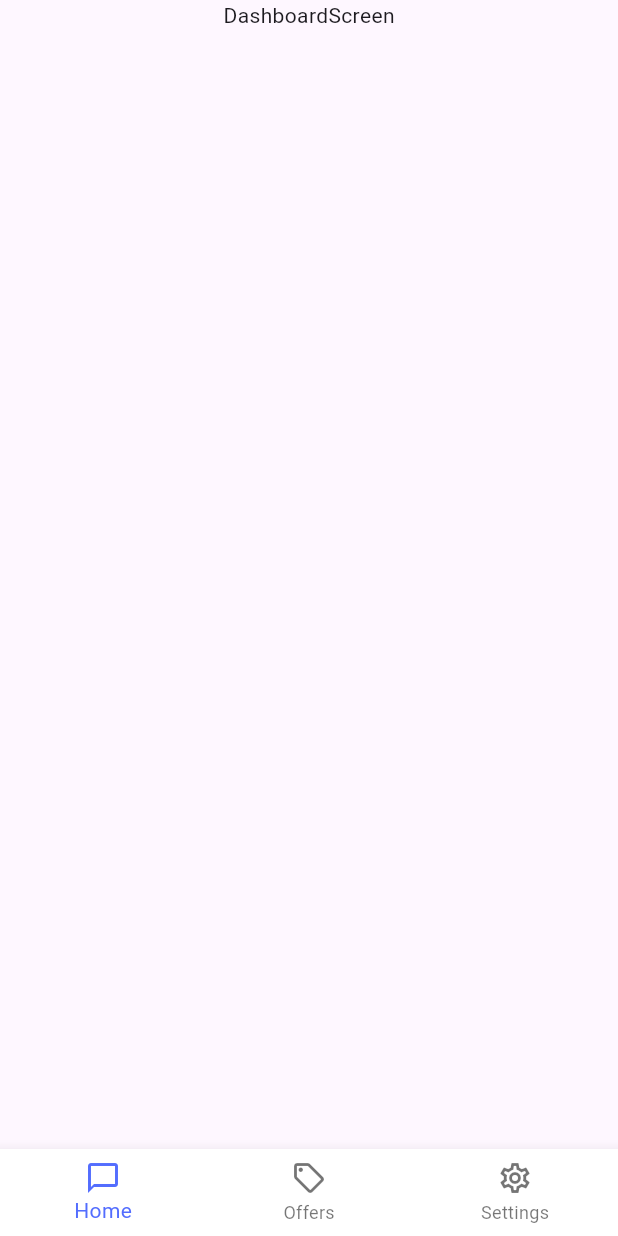
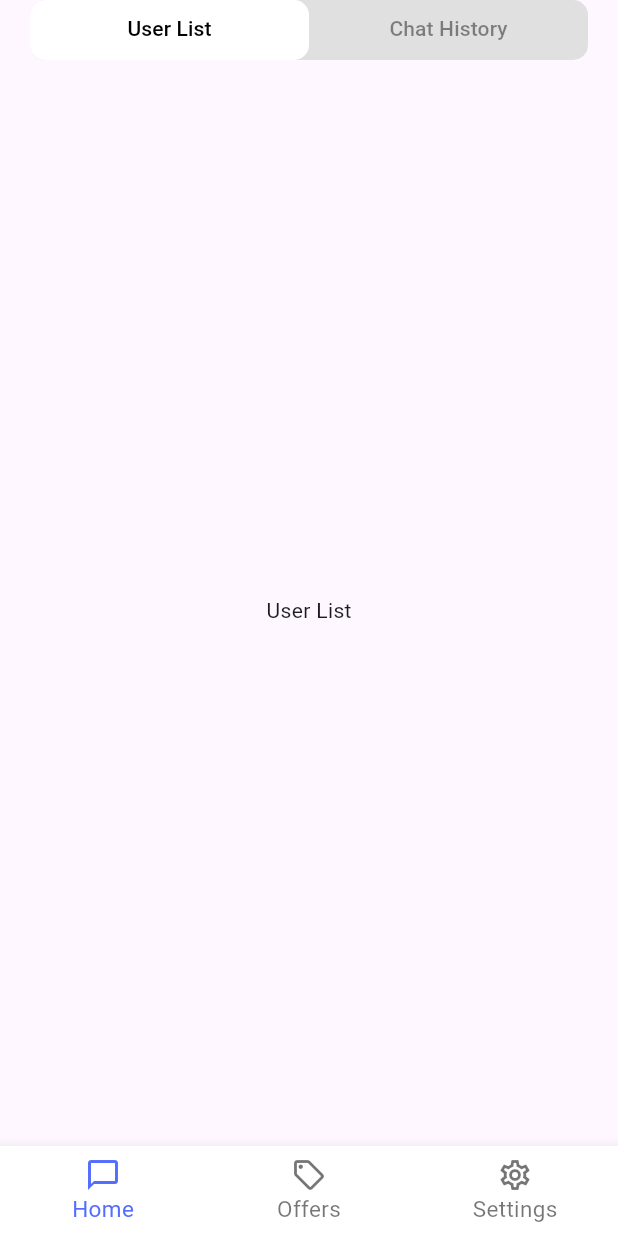
Before and after one commit to skyyygal/MySivi_AI, a Flutter app: the screen it shows after launch, on a phone screen of 412 x 824 dp. Run offline on Flutter 3.47's test engine with Material 3 defaults, Android fonts, the phone set to English and light mode, and no system bars.

Commit message:
Bottom Bar and Home Screen

```diff
--- a/lib/dashboard_screen.dart
+++ b/lib/dashboard_screen.dart
@@ -1,4 +1,5 @@
 import 'package:flutter/material.dart';
+import 'package:my_sivi_ai/home_screen.dart';
 
 class DashboardScreen extends StatefulWidget {
   const DashboardScreen({super.key});
@@ -8,16 +9,21 @@ class DashboardScreen extends StatefulWidget {
 }
 
 class _DashboardScreenState extends State<DashboardScreen> {
-  @override
   int index = 0;
+  List<Widget> widgetList = [
+    HomeScreen(),
+    Text("Offers", style: TextStyle(fontSize: 40)),
+    Text('Settings', style: TextStyle(fontSize: 40)),
+  ];
   @override
   Widget build(BuildContext context) {
     return Scaffold(
-      body: SafeArea(
-        child: Column(children: [Center(child: Text("DashboardScreen"))]),
-      ),
+      body: SafeArea(child: Center(child: widgetList[index])),
       bottomNavigationBar: BottomNavigationBar(
+        type: BottomNavigationBarType.fixed,
         backgroundColor: Colors.white,
+        selectedFontSize: 15,
+        unselectedFontSize: 15,
         onTap: (value) {
           setState(() {
             index = value;
--- /dev/null
+++ b/lib/home_screen.dart
@@ -0,0 +1,87 @@
+import 'package:flutter/material.dart';
+import 'package:my_sivi_ai/tab_item.dart';
+
+class HomeScreen extends StatefulWidget {
+  const HomeScreen({super.key});
+
+  @override
+  State<HomeScreen> createState() => _HomeScreenState();
+}
+
+class _HomeScreenState extends State<HomeScreen> {
+  @override
+  Widget build(BuildContext context) {
+    return DefaultTabController(
+      length: 2,
+      child: Scaffold(
+        // appBar: AppBar(
+        //   bottom: PreferredSize(
+        //     preferredSize: Size.fromHeight(40),
+        //     child: ClipRRect(
+        //       borderRadius: BorderRadiusGeometry.all(Radius.circular(10)),
+        //       child: Container(
+        //         height: 40,
+        //         margin: EdgeInsets.symmetric(horizontal: 20),
+        //         decoration: BoxDecoration(
+        //           borderRadius: BorderRadius.all(Radius.circular(10)),
+        //           color: Colors.grey.shade300,
+        //         ),
+        //         child: TabBar(
+        //           indicatorSize: TabBarIndicatorSize.tab,
+        //           dividerColor: Colors.transparent,
+        //           indicator: BoxDecoration(
+        //             color: Colors.white,
+        //             borderRadius: BorderRadius.all(Radius.circular(10)),
+        //           ),
+        //           labelColor: Colors.black,
+        //           unselectedLabelColor: Colors.black45,
+
+        //           tabs: [
+        //             TabItem(title: "User List"),
+        //             TabItem(title: "Chat History"),
+        //           ],
+        //         ),
+        //       ),
+        //     ),
+        //   ),
+        // ),
+        body: Column(
+          children: [
+            Container(
+              height: 40,
+              margin: EdgeInsets.symmetric(horizontal: 20),
+              decoration: BoxDecoration(
+                borderRadius: BorderRadius.all(Radius.circular(10)),
+                color: Colors.grey.shade300,
+              ),
+              child: TabBar(
+                indicatorSize: TabBarIndicatorSize.tab,
+                dividerColor: Colors.transparent,
+                indicator: BoxDecoration(
+                  color: Colors.white,
+                  borderRadius: BorderRadius.all(Radius.circular(10)),
+                ),
+                labelColor: Colors.black,
+                unselectedLabelColor: Colors.black45,
+
+                tabs: [
+                  TabItem(title: "User List"),
+                  TabItem(title: "Chat History"),
+                ],
+              ),
+            ),
+            const SizedBox(height: 10),
+            Expanded(
+              child: TabBarView(
+                children: [
+                  Center(child: Text('User List')),
+                  Center(child: Text('Char History')),
+                ],
+              ),
+            ),
+          ],
+        ),
+      ),
+    );
+  }
+}
--- /dev/null
+++ b/lib/tab_item.dart
@@ -0,0 +1,16 @@
+import 'package:flutter/material.dart';
+
+class TabItem extends StatelessWidget {
+  const TabItem({super.key, required this.title});
+  final String title;
+
+  @override
+  Widget build(BuildContext context) {
+    return Tab(
+      child: Row(
+        mainAxisAlignment: MainAxisAlignment.center,
+        children: [Text(title, overflow: TextOverflow.ellipsis)],
+      ),
+    );
+  }
+}
```
